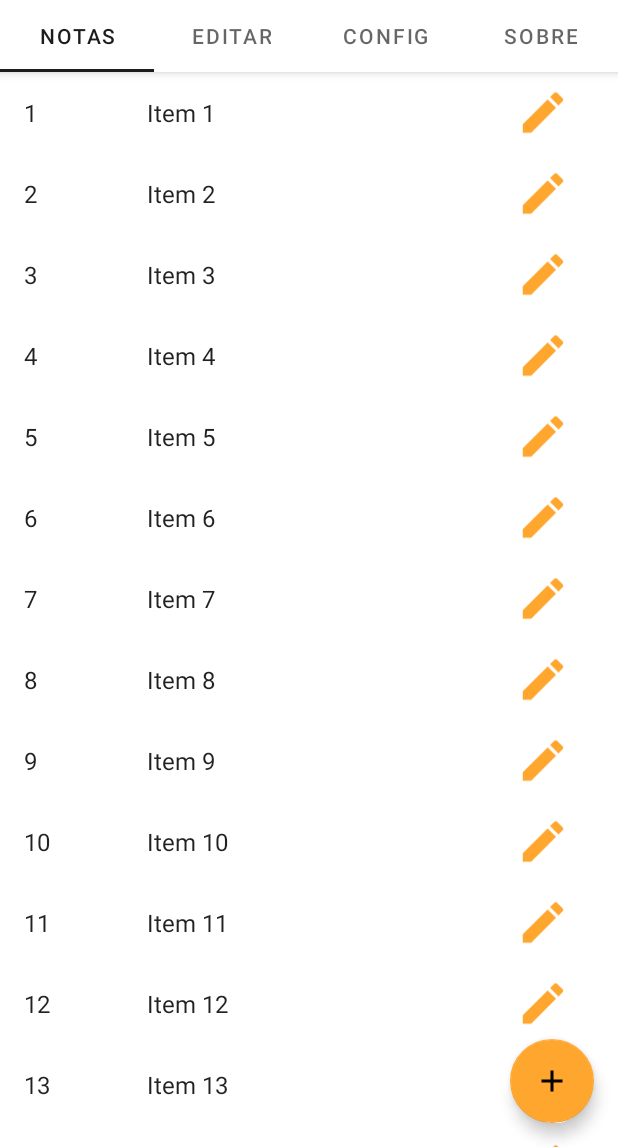
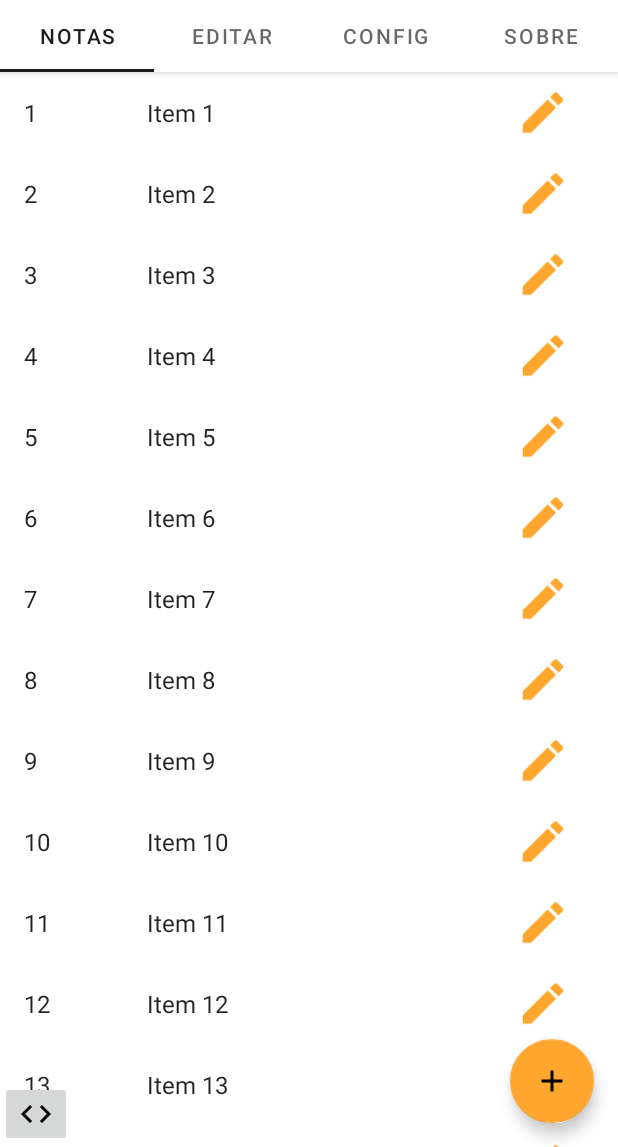
Before and after one commit to henrique-coder/BlocoDeNotas, an Android app: the screen it shows after launch (MainActivity), on a phone screen of 412 x 824 dp, the part 89-1236 px from its top. Run offline under Robolectric (Android 15) with nearby library versions, the phone set to English and light mode, and no system bars.

Commit message:
Ajustes no aplicativo e correções de bugs

```diff
--- a/app/src/main/java/com/androidstudioetec/notepad/MainActivity.java
+++ b/app/src/main/java/com/androidstudioetec/notepad/MainActivity.java
@@ -1,5 +1,7 @@
 package com.androidstudioetec.notepad;
 
+import android.content.Intent;
+import android.net.Uri;
 import android.os.Bundle;
 
 import com.androidstudioetec.notepad.ui.main.SharedPreferences;
@@ -46,4 +48,9 @@ public class MainActivity extends AppCompatActivity {
             }
         });
     }
+    public void symbols(View view){
+ String url = "https://coolsymbol.com/";
+ Intent i = new Intent(Intent.ACTION_VIEW);
+ i.setData(Uri.parse(url));
+ startActivity(i);}
 }
--- /dev/null
+++ b/app/src/main/res/drawable/ic_baseline_code_24.xml
@@ -0,0 +1,5 @@
+<vector android:height="24dp" android:tint="#000000"
+    android:viewportHeight="24" android:viewportWidth="24"
+    android:width="24dp" xmlns:android="http://schemas.android.com/apk/res/android">
+    <path android:fillColor="@android:color/white" android:pathData="M9.4,16.6L4.8,12l4.6,-4.6L8,6l-6,6 6,6 1.4,-1.4zM14.6,16.6l4.6,-4.6 -4.6,-4.6L16,6l6,6 -6,6 -1.4,-1.4z"/>
+</vector>
--- a/app/src/main/res/layout/activity_main.xml
+++ b/app/src/main/res/layout/activity_main.xml
@@ -31,7 +31,25 @@
         android:id="@+id/view_pager"
         android:layout_width="match_parent"
         android:layout_height="match_parent"
-        app:layout_behavior="@string/appbar_scrolling_view_behavior" />
+        app:layout_behavior="@string/appbar_scrolling_view_behavior">
+
+        <com.google.android.material.chip.Chip
+            android:id="@+id/chip4"
+            android:layout_width="wrap_content"
+            android:layout_height="wrap_content" />
+
+        <ImageButton
+            android:id="@+id/imageButton"
+            android:layout_width="wrap_content"
+            android:layout_height="wrap_content"
+            app:srcCompat="@drawable/ic_baseline_code_24" />
+
+        <ImageButton
+            android:id="@+id/imageButton2"
+            android:layout_width="wrap_content"
+            android:layout_height="wrap_content"
+            app:srcCompat="@drawable/ic_baseline_code_24" />
+    </androidx.viewpager.widget.ViewPager>
 
     <com.google.android.material.floatingactionbutton.FloatingActionButton
         android:id="@+id/fab"
@@ -41,4 +59,14 @@
         android:layout_marginEnd="@dimen/fab_margin"
         android:layout_marginBottom="16dp"
         app:srcCompat="@drawable/ic_baseline_add_24" />
+
+    <ImageButton
+        android:id="@+id/imageButton3"
+        android:layout_width="wrap_content"
+        android:layout_height="wrap_content"
+        android:onClick="symbols"
+        app:layout_anchor="@+id/view_pager"
+        app:layout_anchorGravity="start|bottom"
+        app:srcCompat="@drawable/ic_baseline_code_24" />
+
 </androidx.coordinatorlayout.widget.CoordinatorLayout>
--- a/app/src/main/res/values/strings.xml
+++ b/app/src/main/res/values/strings.xml
@@ -4,6 +4,7 @@
     <string name="tab_text_2">Editar</string>
     <string name="tab_text_3">Config</string>
     <string name="tab_text_4">Sobre</string>
+    <string name="symbols_1">Símbolos</string>
 
     <!-- Preference Titles -->
     <string name="messages_header">Messages</string>
```
